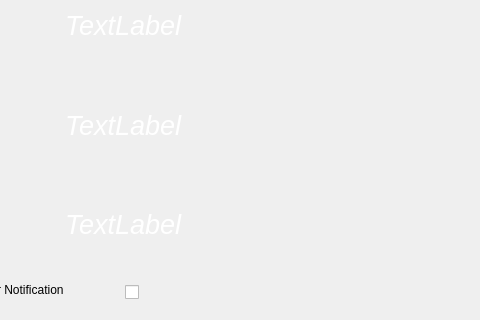
Old version of the form Forms/Prayer.ui in the repository HaiidyHossam/QT-Platoon-Infotainment-; both pictures show x 135 to 615 and y 280 to 600 of the 1024 by 600 pixel window.
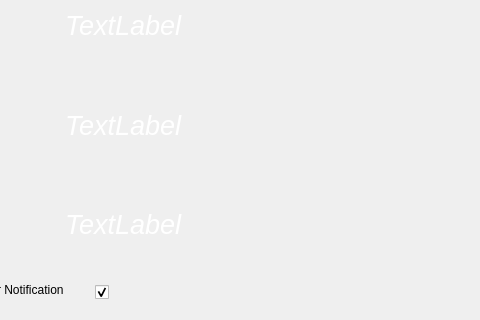
New version of the form. Icons and pictures are not drawn.

Patch:
```diff
--- a/Forms/Prayer.ui
+++ b/Forms/Prayer.ui
@@ -159,9 +159,9 @@
   <widget class="QCheckBox" name="checkBox_Notify">
    <property name="geometry">
     <rect>
-     <x>260</x>
+     <x>230</x>
      <y>560</y>
-     <width>261</width>
+     <width>221</width>
      <height>24</height>
     </rect>
    </property>
@@ -171,6 +171,9 @@
    <property name="text">
     <string/>
    </property>
+   <property name="checked">
+    <bool>true</bool>
+   </property>
   </widget>
  </widget>
  <resources/>
```
Left out of the diff: 3 changed lines with no effect on the pictures.
